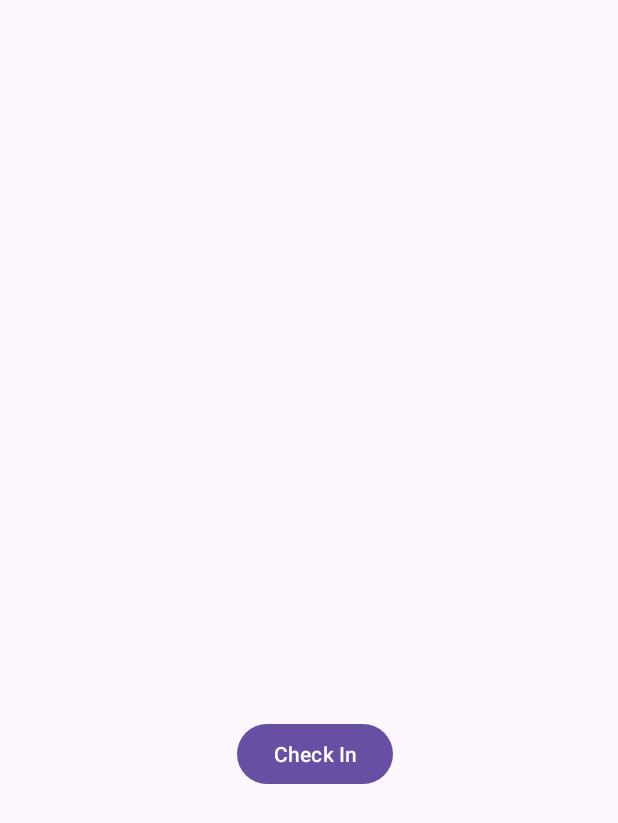
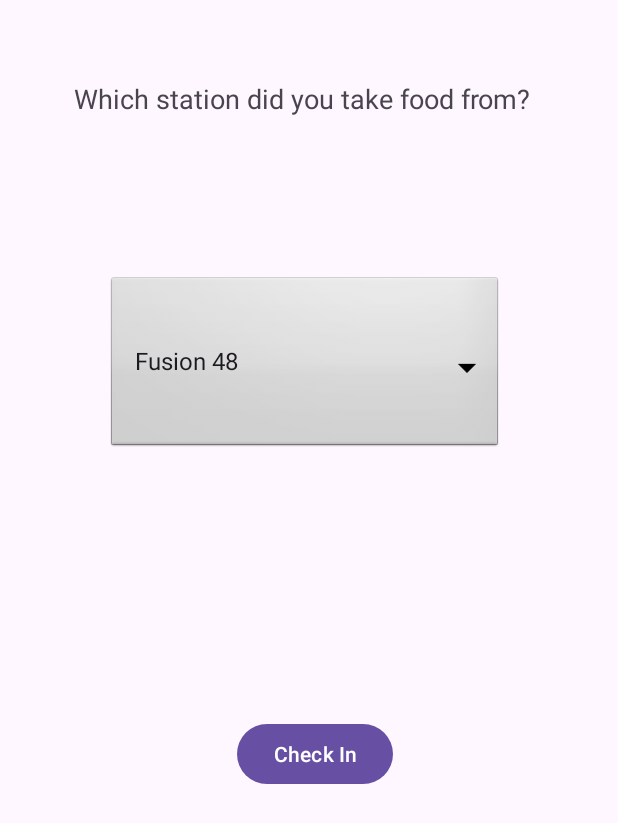
Before and after one commit to CS196Illinois/Group14-FA23, an Android app: the MainActivity2 screen opened directly, with no data from a screen before it, on a phone screen of 412 x 824 dp. Shown: the top 823 px of the screen. Run offline under Robolectric (Android 15) with nearby library versions, the light colour scheme and no system bars.

Commit message:
third commit draft of code

```diff
--- a/app/build.gradle.kts
+++ b/app/build.gradle.kts
@@ -34,6 +34,7 @@ dependencies {
     implementation("com.google.android.material:material:1.9.0")
     implementation("androidx.constraintlayout:constraintlayout:2.1.4")
     testImplementation("junit:junit:4.13.2")
+    implementation("com.google.code.gson:gson:2.8.2")
     androidTestImplementation("androidx.test.ext:junit:1.1.5")
     androidTestImplementation("androidx.test.espresso:espresso-core:3.5.1")
 }
--- a/app/src/main/AndroidManifest.xml
+++ b/app/src/main/AndroidManifest.xml
@@ -12,6 +12,9 @@
         android:supportsRtl="true"
         android:theme="@style/Theme.ISRApp2"
         tools:targetApi="31">
+        <activity
+            android:name=".MainActivity0"
+            android:exported="false" />
         <activity
             android:name=".MainActivity4"
             android:exported="false" />
--- a/app/src/main/java/com/example/israpp2/MainActivity2.java
+++ b/app/src/main/java/com/example/israpp2/MainActivity2.java
@@ -2,18 +2,33 @@ package com.example.israpp2;
 
 import androidx.appcompat.app.AppCompatActivity;
 
+import android.annotation.SuppressLint;
 import android.content.Intent;
 import android.os.Bundle;
 import android.view.View;
+import android.widget.AdapterView;
+import android.widget.ArrayAdapter;
 import android.widget.Button;
+import android.widget.Spinner;
+import android.widget.Toast;
 
-public class MainActivity2 extends AppCompatActivity {
+
+public class MainActivity2 extends AppCompatActivity implements AdapterView.OnItemSelectedListener {
     private Button checkIn;
+    private String text;
+    private Spinner spinner;
+    static Station entry;
+
+    @SuppressLint("MissingInflatedId")
     @Override
     protected void onCreate(Bundle savedInstanceState) {
         super.onCreate(savedInstanceState);
         setContentView(R.layout.activity_main2);
-
+        spinner = (Spinner) findViewById(R.id.spinner); //anything with "spinner refers to the dropdown stations
+        ArrayAdapter<CharSequence> adapter = ArrayAdapter.createFromResource(this, R.array.stations, android.R.layout.simple_spinner_item);
+        adapter.setDropDownViewResource(android.R.layout.simple_spinner_dropdown_item);
+        spinner.setAdapter(adapter);
+        spinner.setOnItemSelectedListener(this);
         checkIn = (Button) findViewById(R.id.checkIn);
         checkIn.setOnClickListener(new View.OnClickListener() {
             public void onClick(View v) {
@@ -21,6 +36,21 @@ public class MainActivity2 extends AppCompatActivity {
             }
         });
     }
+
+    //the next 2 methods are for the dropdown station options in order to select them and make them visible to the viewer
+    @Override
+    public void onItemSelected(AdapterView<?> adapterView, View view, int i, long l) {
+        entry = new Station();
+        text = adapterView.getItemAtPosition(i).toString();
+        Toast.makeText(adapterView.getContext(), text, Toast.LENGTH_SHORT).show();
+        entry.setName(text);
+
+    }
+
+    @Override
+    public void onNothingSelected(AdapterView<?> adapterView) {
+
+    }
     public void openActivity3() {
         Intent intent = new Intent(this, MainActivity3.class);
         startActivity(intent);
--- a/app/src/main/java/com/example/israpp2/MainActivity4.java
+++ b/app/src/main/java/com/example/israpp2/MainActivity4.java
@@ -27,4 +27,5 @@ public class MainActivity4 extends AppCompatActivity {
         Intent intent = new Intent(this, MainActivity.class);
         startActivity(intent);
     }
+
 }
--- /dev/null
+++ b/app/src/main/java/com/example/israpp2/Station.java
@@ -0,0 +1,57 @@
+package com.example.israpp2;
+
+public class Station {
+    private String name;
+    private int time;
+    private double quality;
+    private String description;
+    private String user;
+    public Station(){
+        time = 0;
+        name = "";
+        quality = 0.0;
+        description = "";
+        user = "";
+    }
+
+    public String getName() {
+        return name;
+    }
+
+    public String getUser() {
+        return user;
+    }
+
+    public String getDescription() {
+        return description;
+    }
+    public int getTime() {
+        return time;
+    }
+
+    public double getQuality() {
+        return quality;
+    }
+
+    public void setDescription(String description) {
+        this.description = description;
+    }
+
+    public void setName(String name) {
+        this.name = name;
+    }
+
+    public void setQuality(double quality) {
+        this.quality = quality;
+    }
+    public void setTime(int time) {
+        this.time = time;
+    }
+    public Station getStation() {
+        return this;
+    }
+    @Override
+    public String toString() {
+        return "Name=" + name + " Time=" + time + " quality=" + quality + " description=" + description;
+    }
+}
--- a/app/src/main/res/layout/activity_main2.xml
+++ b/app/src/main/res/layout/activity_main2.xml
@@ -5,7 +5,29 @@
     android:layout_width="match_parent"
     android:layout_height="match_parent"
     tools:context=".MainActivity2">
+    <TextView
+        android:id="@+id/textView4"
+        android:layout_width="wrap_content"
+        android:layout_height="46dp"
+        android:layout_alignParentStart="true"
+        android:layout_alignParentTop="true"
+        android:layout_centerHorizontal="true"
+        android:layout_marginStart="49dp"
+        android:layout_marginTop="53dp"
+        android:text="Which station did you take food from?"
+        android:textSize="18dp" />
 
+    <Spinner
+        android:id="@+id/spinner"
+        android:layout_width="264dp"
+        android:layout_height="120dp"
+        android:layout_alignParentStart="true"
+        android:layout_alignParentBottom="true"
+        android:layout_centerHorizontal="true"
+        android:layout_marginStart="71dp"
+        android:layout_marginBottom="521dp"
+        android:background="@android:drawable/btn_dropdown"
+        android:spinnerMode="dropdown" />
     <Button
         android:id="@+id/checkIn"
         android:layout_width="wrap_content"
```
Also changed, not shown: app/src/main/java/com/example/israpp2/ListOfStations.java (added, +42 -0 lines), app/src/main/java/com/example/israpp2/MainActivity0.java (added, +42 -0 lines), app/src/main/java/com/example/israpp2/MainActivity3.java (+85 -21 lines), app/src/main/res/layout/activity_main.xml (+14 -14 lines), app/src/main/res/layout/activity_main0.xml (added, +19 -0 lines), app/src/main/res/layout/activity_main3.xml (+2 -24 lines), build.gradle.kts (line endings or trailing spaces).
